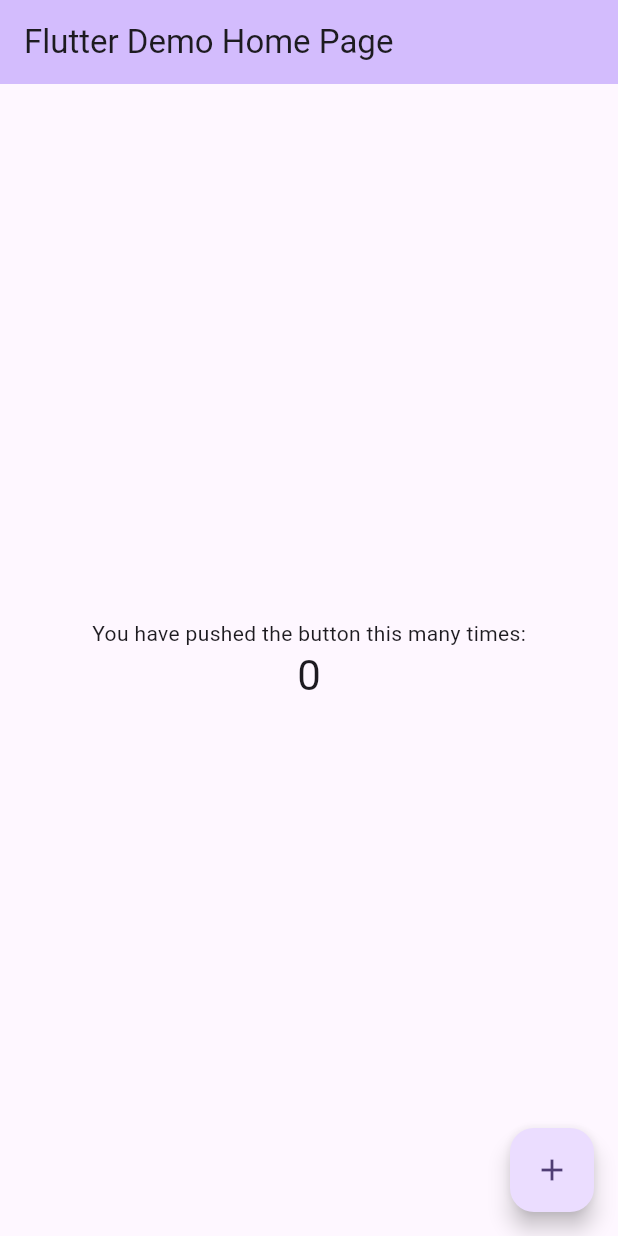
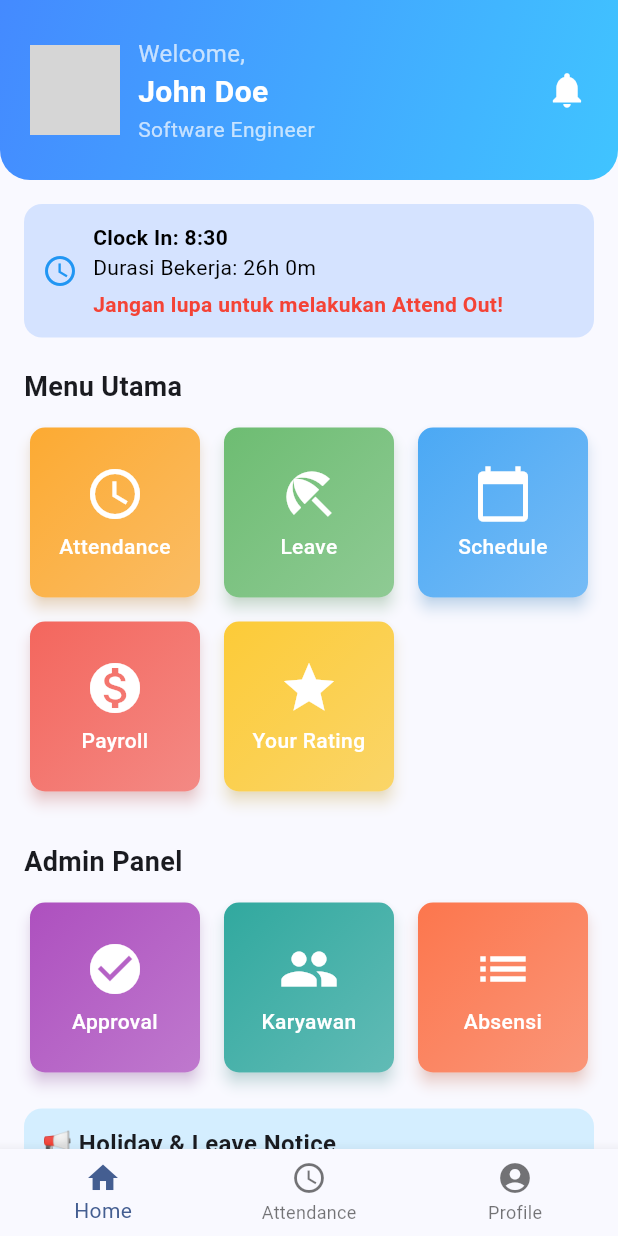
Before and after one commit to hibatulwafi/uncle-toms-flutter-hris, a Flutter app: the screen it shows after launch, on a phone screen of 412 x 824 dp. Run offline on Flutter 3.47's test engine with Material 3 defaults, Android fonts, the phone set to English and light mode, and no system bars; network calls fail; grey boxes are pictures that could not be loaded.

Commit message:
feat: add dashboard screen

```diff
--- /dev/null
+++ b/lib/approval_screen.dart
@@ -0,0 +1,16 @@
+import 'package:flutter/material.dart';
+
+class ApprovalScreen extends StatelessWidget {
+  @override
+  Widget build(BuildContext context) {
+    return Scaffold(
+      appBar: AppBar(title: Text('Attendance')),
+      body: Center(
+        child: Text(
+          'Attendance Screen',
+          style: TextStyle(fontSize: 20),
+        ),
+      ),
+    );
+  }
+}
--- /dev/null
+++ b/lib/attendance_list_screen.dart
@@ -0,0 +1,16 @@
+import 'package:flutter/material.dart';
+
+class AttendanceListScreen extends StatelessWidget {
+  @override
+  Widget build(BuildContext context) {
+    return Scaffold(
+      appBar: AppBar(title: Text('Attendance')),
+      body: Center(
+        child: Text(
+          'Attendance Screen',
+          style: TextStyle(fontSize: 20),
+        ),
+      ),
+    );
+  }
+}
--- /dev/null
+++ b/lib/attendance_screen.dart
@@ -0,0 +1,16 @@
+import 'package:flutter/material.dart';
+
+class AttendanceScreen extends StatelessWidget {
+  @override
+  Widget build(BuildContext context) {
+    return Scaffold(
+      appBar: AppBar(title: Text('Attendance')),
+      body: Center(
+        child: Text(
+          'Attendance Screen',
+          style: TextStyle(fontSize: 20),
+        ),
+      ),
+    );
+  }
+}
--- /dev/null
+++ b/lib/dashboard_screen.dart
@@ -0,0 +1,342 @@
+import 'package:flutter/material.dart';
+import 'attendance_screen.dart';
+import 'leave_screen.dart';
+import 'schedule_screen.dart';
+import 'payroll_screen.dart';
+import 'approval_screen.dart';
+import 'employee_master_screen.dart';
+import 'attendance_list_screen.dart';
+
+void main() {
+  runApp(HRISApp());
+}
+
+class HRISApp extends StatelessWidget {
+  @override
+  Widget build(BuildContext context) {
+    return MaterialApp(
+      debugShowCheckedModeBanner: false,
+      theme: ThemeData(
+        fontFamily: 'Roboto',
+        primarySwatch: Colors.blue,
+      ),
+      home: DashboardScreen(),
+    );
+  }
+}
+
+class DashboardScreen extends StatelessWidget {
+  final List<Map<String, dynamic>> dashboardItems = [
+    {
+      'title': 'Attendance',
+      'icon': Icons.access_time,
+      'color': Colors.orange,
+      'route': AttendanceScreen()
+    },
+    {
+      'title': 'Leave',
+      'icon': Icons.beach_access,
+      'color': Colors.green,
+      'route': LeaveScreen()
+    },
+    {
+      'title': 'Schedule',
+      'icon': Icons.calendar_today,
+      'color': Colors.blue,
+      'route': ScheduleScreen()
+    },
+    {
+      'title': 'Payroll',
+      'icon': Icons.monetization_on,
+      'color': Colors.red,
+      'route': PayrollScreen()
+    },
+    {
+      'title': 'Your Rating',
+      'icon': Icons.star,
+      'color': Colors.amber,
+      'route': PayrollScreen()
+    },
+  ];
+
+  final List<Map<String, dynamic>> adminItems = [
+    {
+      'title': 'Approval',
+      'icon': Icons.check_circle,
+      'color': Colors.purple,
+      'route': ApprovalScreen()
+    },
+    {
+      'title': 'Karyawan',
+      'icon': Icons.people,
+      'color': Colors.teal,
+      'route': EmployeeMasterScreen()
+    },
+    {
+      'title': 'Absensi',
+      'icon': Icons.list,
+      'color': Colors.deepOrange,
+      'route': AttendanceListScreen()
+    },
+  ];
+
+  @override
+  Widget build(BuildContext context) {
+    return Scaffold(
+      body: Column(
+        children: [
+          _buildHeader("John Doe", "Software Engineer"),
+          Expanded(
+            child: ListView(
+              padding: const EdgeInsets.all(16.0),
+              children: [
+                _buildCheckInWarning(
+                    DateTime(2025, 2, 18, 8, 30)), // Clock In jam 08:30
+                SizedBox(height: 10),
+                _buildSectionTitle('Menu Utama'),
+                _buildDashboardGrid(context, dashboardItems),
+                SizedBox(height: 20),
+                _buildSectionTitle('Admin Panel'),
+                _buildDashboardGrid(context, adminItems),
+                SizedBox(height: 20),
+                _buildAnnouncements(),
+              ],
+            ),
+          ),
+        ],
+      ),
+      bottomNavigationBar: _buildBottomNavBar(),
+    );
+  }
+
+  Widget _buildHeader(String name, String position) {
+    return Container(
+      padding: EdgeInsets.symmetric(horizontal: 20, vertical: 20),
+      height: 120,
+      decoration: BoxDecoration(
+        gradient: LinearGradient(
+          colors: [Colors.blueAccent, Colors.lightBlueAccent],
+          begin: Alignment.topLeft,
+          end: Alignment.bottomRight,
+        ),
+        borderRadius: BorderRadius.only(
+          bottomLeft: Radius.circular(20),
+          bottomRight: Radius.circular(20),
+        ),
+      ),
+      child: Row(
+        mainAxisAlignment: MainAxisAlignment.spaceBetween,
+        crossAxisAlignment: CrossAxisAlignment.center,
+        children: [
+          Row(
+            children: [
+              CircleAvatar(
+                radius: 30,
+                backgroundImage:
+                    NetworkImage('https://i.pravatar.cc/150?img=3'),
+              ),
+              SizedBox(width: 12), // Beri jarak antara avatar dan teks
+              Column(
+                crossAxisAlignment: CrossAxisAlignment.start,
+                mainAxisAlignment: MainAxisAlignment.center,
+                children: [
+                  Text(
+                    'Welcome,',
+                    style: TextStyle(fontSize: 16, color: Colors.white70),
+                  ),
+                  Text(
+                    name,
+                    style: TextStyle(
+                        fontSize: 20,
+                        fontWeight: FontWeight.bold,
+                        color: Colors.white),
+                  ),
+                  Text(
+                    position, // Menampilkan jabatan
+                    style: TextStyle(fontSize: 14, color: Colors.white70),
+                  ),
+                ],
+              ),
+            ],
+          ),
+          Icon(Icons.notifications,
+              color: Colors.white, size: 28), // Tambahan ikon notifikasi
+        ],
+      ),
+    );
+  }
+
+  Widget _buildCheckInWarning(DateTime? clockInTime) {
+    DateTime now = DateTime.now();
+    Duration workDuration =
+        clockInTime != null ? now.difference(clockInTime) : Duration.zero;
+
+    return Container(
+      padding: EdgeInsets.all(12),
+      decoration: BoxDecoration(
+        color: Colors.blueAccent.withOpacity(0.2),
+        borderRadius: BorderRadius.circular(12),
+      ),
+      child: Row(
+        children: [
+          Icon(Icons.access_time, color: Colors.blue),
+          SizedBox(width: 10),
+          Expanded(
+            child: Column(
+              crossAxisAlignment: CrossAxisAlignment.start,
+              children: [
+                Text(
+                  'Clock In: ${clockInTime != null ? "${clockInTime.hour}:${clockInTime.minute}" : "Belum Clock In"}',
+                  style: TextStyle(
+                      fontSize: 14,
+                      fontWeight: FontWeight.bold,
+                      color: Colors.black),
+                ),
+                Text(
+                  'Durasi Bekerja: ${workDuration.inHours}h ${workDuration.inMinutes.remainder(60)}m',
+                  style: TextStyle(fontSize: 14, color: Colors.black),
+                ),
+                SizedBox(height: 5),
+                Text(
+                  'Jangan lupa untuk melakukan Attend Out!',
+                  style: TextStyle(
+                      fontSize: 14,
+                      fontWeight: FontWeight.bold,
+                      color: Colors.red),
+                ),
+              ],
+            ),
+          ),
+        ],
+      ),
+    );
+  }
+
+  Widget _buildSectionTitle(String title) {
+    return Padding(
+      padding: const EdgeInsets.symmetric(vertical: 10),
+      child: Text(
+        title,
+        style: TextStyle(fontSize: 18, fontWeight: FontWeight.bold),
+      ),
+    );
+  }
+
+  Widget _buildAnnouncements() {
+    return Container(
+      padding: EdgeInsets.all(12),
+      decoration: BoxDecoration(
+        color: Colors.lightBlueAccent.withOpacity(0.2),
+        borderRadius: BorderRadius.circular(12),
+      ),
+      child: Column(
+        crossAxisAlignment: CrossAxisAlignment.start,
+        children: [
+          Text('📢 Holiday & Leave Notice',
+              style: TextStyle(fontSize: 16, fontWeight: FontWeight.bold)),
+          SizedBox(height: 5),
+          Text(
+              'Cuti bersama akan berlangsung pada 25-26 Desember 2024. Harap atur jadwal cuti Anda sebelumnya.'),
+          SizedBox(height: 10),
+          Text('💰 Payroll Date',
+              style: TextStyle(fontSize: 16, fontWeight: FontWeight.bold)),
+          SizedBox(height: 5),
+          Text(
+              'Gaji bulan ini akan dibayarkan pada 30 Desember 2024. Pastikan informasi rekening Anda sudah diperbarui.'),
+        ],
+      ),
+    );
+  }
+
+  Widget _buildBottomNavBar() {
+    return BottomNavigationBar(
+      items: const [
+        BottomNavigationBarItem(icon: Icon(Icons.home), label: 'Home'),
+        BottomNavigationBarItem(
+            icon: Icon(Icons.access_time), label: 'Attendance'),
+        BottomNavigationBarItem(
+            icon: Icon(Icons.account_circle), label: 'Profile'),
+      ],
+    );
+  }
+}
+
+Widget _buildDashboardGrid(
+    BuildContext context, List<Map<String, dynamic>> items) {
+  return GridView.builder(
+    shrinkWrap: true,
+    physics: NeverScrollableScrollPhysics(),
+    gridDelegate: SliverGridDelegateWithFixedCrossAxisCount(
+      crossAxisCount: 3, // Ubah menjadi 3 kolom
+      crossAxisSpacing: 8, // Kurangi jarak antar kolom agar lebih rapat
+      mainAxisSpacing: 8, // Kurangi jarak antar baris agar lebih rapat
+    ),
+    itemCount: items.length,
+    itemBuilder: (context, index) {
+      return DashboardCard(
+        title: items[index]['title'],
+        icon: items[index]['icon'],
+        color: items[index]['color'],
+        onTap: () {
+          Navigator.push(
+            context,
+            MaterialPageRoute(builder: (context) => items[index]['route']),
+          );
+        },
+      );
+    },
+  );
+}
+
+class DashboardCard extends StatelessWidget {
+  final String title;
+  final IconData icon;
+  final Color color;
+  final VoidCallback onTap;
+
+  const DashboardCard({
+    required this.title,
+    required this.icon,
+    required this.color,
+    required this.onTap,
+  });
+
+  @override
+  Widget build(BuildContext context) {
+    return GestureDetector(
+      onTap: onTap,
+      child: Card(
+        shape: RoundedRectangleBorder(borderRadius: BorderRadius.circular(10)),
+        elevation: 4,
+        shadowColor: color.withOpacity(0.4),
+        child: Container(
+          decoration: BoxDecoration(
+            borderRadius: BorderRadius.circular(10),
+            gradient: LinearGradient(
+              colors: [color.withOpacity(0.8), color.withOpacity(0.6)],
+              begin: Alignment.topLeft,
+              end: Alignment.bottomRight,
+            ),
+          ),
+          padding: EdgeInsets.all(12), // Kurangi padding agar lebih kecil
+          child: Column(
+            mainAxisAlignment: MainAxisAlignment.center,
+            children: [
+              Icon(icon, size: 40, color: Colors.white), // Kecilkan ukuran ikon
+              SizedBox(height: 5),
+              Text(
+                title,
+                textAlign: TextAlign.center,
+                style: TextStyle(
+                  fontSize: 14, // Kecilkan ukuran teks
+                  fontWeight: FontWeight.w500,
+                  color: Colors.white,
+                ),
+              ),
+            ],
+          ),
+        ),
+      ),
+    );
+  }
+}
--- /dev/null
+++ b/lib/employee_master_screen.dart
@@ -0,0 +1,16 @@
+import 'package:flutter/material.dart';
+
+class EmployeeMasterScreen extends StatelessWidget {
+  @override
+  Widget build(BuildContext context) {
+    return Scaffold(
+      appBar: AppBar(title: Text('Leave')),
+      body: Center(
+        child: Text(
+          'Leave Screen',
+          style: TextStyle(fontSize: 20),
+        ),
+      ),
+    );
+  }
+}
--- /dev/null
+++ b/lib/leave_screen.dart
@@ -0,0 +1,16 @@
+import 'package:flutter/material.dart';
+
+class LeaveScreen extends StatelessWidget {
+  @override
+  Widget build(BuildContext context) {
+    return Scaffold(
+      appBar: AppBar(title: Text('Leave')),
+      body: Center(
+        child: Text(
+          'Leave Screen',
+          style: TextStyle(fontSize: 20),
+        ),
+      ),
+    );
+  }
+}
--- a/lib/main.dart
+++ b/lib/main.dart
@@ -1,4 +1,5 @@
 import 'package:flutter/material.dart';
+import 'dashboard_screen.dart'; // Import file tampilan HRIS
 
 void main() {
   runApp(const MyApp());
@@ -7,119 +8,17 @@
 class MyApp extends StatelessWidget {
   const MyApp({super.key});
 
-  // This widget is the root of your application.
   @override
   Widget build(BuildContext context) {
     return MaterialApp(
-      title: 'Flutter Demo',
+      debugShowCheckedModeBanner: false,
+      title: 'HRIS App',
       theme: ThemeData(
-        // This is the theme of your application.
-        //
-        // TRY THIS: Try running your application with "flutter run". You'll see
-        // the application has a purple toolbar. Then, without quitting the app,
-        // try changing the seedColor in the colorScheme below to Colors.green
-        // and then invoke "hot reload" (save your changes or press the "hot
-        // reload" button in a Flutter-supported IDE, or press "r" if you used
-        // the command line to start the app).
-        //
-        // Notice that the counter didn't reset back to zero; the application
-        // state is not lost during the reload. To reset the state, use hot
-        // restart instead.
-        //
-        // This works for code too, not just values: Most code changes can be
-        // tested with just a hot reload.
-        colorScheme: ColorScheme.fromSeed(seedColor: Colors.deepPurple),
+        colorScheme: ColorScheme.fromSeed(seedColor: Colors.blueAccent),
         useMaterial3: true,
       ),
-      home: const MyHomePage(title: 'Flutter Demo Home Page'),
+      home:
+          DashboardScreen(), // Menggunakan tampilan HRIS sebagai halaman utama
     );
   }
 }
-
-class MyHomePage extends StatefulWidget {
-  const MyHomePage({super.key, required this.title});
-
-  // This widget is the home page of your application. It is stateful, meaning
-  // that it has a State object (defined below) that contains fields that affect
-  // how it looks.
-
-  // This class is the configuration for the state. It holds the values (in this
-  // case the title) provided by the parent (in this case the App widget) and
-  // used by the build method of the State. Fields in a Widget subclass are
-  // always marked "final".
-
-  final String title;
-
-  @override
-  State<MyHomePage> createState() => _MyHomePageState();
-}
-
-class _MyHomePageState extends State<MyHomePage> {
-  int _counter = 0;
-
-  void _incrementCounter() {
-    setState(() {
-      // This call to setState tells the Flutter framework that something has
-      // changed in this State, which causes it to rerun the build method below
-      // so that the display can reflect the updated values. If we changed
-      // _counter without calling setState(), then the build method would not be
-      // called again, and so nothing would appear to happen.
-      _counter++;
-    });
-  }
-
-  @override
-  Widget build(BuildContext context) {
-    // This method is rerun every time setState is called, for instance as done
-    // by the _incrementCounter method above.
-    //
-    // The Flutter framework has been optimized to make rerunning build methods
-    // fast, so that you can just rebuild anything that needs updating rather
-    // than having to individually change instances of widgets.
-    return Scaffold(
-      appBar: AppBar(
-        // TRY THIS: Try changing the color here to a specific color (to
-        // Colors.amber, perhaps?) and trigger a hot reload to see the AppBar
-        // change color while the other colors stay the same.
-        backgroundColor: Theme.of(context).colorScheme.inversePrimary,
-        // Here we take the value from the MyHomePage object that was created by
-        // the App.build method, and use it to set our appbar title.
-        title: Text(widget.title),
-      ),
-      body: Center(
-        // Center is a layout widget. It takes a single child and positions it
-        // in the middle of the parent.
-        child: Column(
-          // Column is also a layout widget. It takes a list of children and
-          // arranges them vertically. By default, it sizes itself to fit its
-          // children horizontally, and tries to be as tall as its parent.
-          //
-          // Column has various properties to control how it sizes itself and
-          // how it positions its children. Here we use mainAxisAlignment to
-          // center the children vertically; the main axis here is the vertical
-          // axis because Columns are vertical (the cross axis would be
-          // horizontal).
-          //
-          // TRY THIS: Invoke "debug painting" (choose the "Toggle Debug Paint"
-          // action in the IDE, or press "p" in the console), to see the
-          // wireframe for each widget.
-          mainAxisAlignment: MainAxisAlignment.center,
-          children: <Widget>[
-            const Text(
-              'You have pushed the button this many times:',
-            ),
-            Text(
-              '$_counter',
-              style: Theme.of(context).textTheme.headlineMedium,
-            ),
-          ],
-        ),
-      ),
-      floatingActionButton: FloatingActionButton(
-        onPressed: _incrementCounter,
-        tooltip: 'Increment',
-        child: const Icon(Icons.add),
-      ), // This trailing comma makes auto-formatting nicer for build methods.
-    );
-  }
-}
--- /dev/null
+++ b/lib/payroll_screen.dart
@@ -0,0 +1,16 @@
+import 'package:flutter/material.dart';
+
+class PayrollScreen extends StatelessWidget {
+  @override
+  Widget build(BuildContext context) {
+    return Scaffold(
+      appBar: AppBar(title: Text('Payroll')),
+      body: Center(
+        child: Text(
+          'Payroll Screen',
+          style: TextStyle(fontSize: 20),
+        ),
+      ),
+    );
+  }
+}
--- /dev/null
+++ b/lib/schedule_screen.dart
@@ -0,0 +1,16 @@
+import 'package:flutter/material.dart';
+
+class ScheduleScreen extends StatelessWidget {
+  @override
+  Widget build(BuildContext context) {
+    return Scaffold(
+      appBar: AppBar(title: Text('Schedule')),
+      body: Center(
+        child: Text(
+          'Schedule Screen',
+          style: TextStyle(fontSize: 20),
+        ),
+      ),
+    );
+  }
+}
--- a/pubspec.yaml
+++ b/pubspec.yaml
@@ -1,4 +1,4 @@
-name: nama_proyek
+name: uncle_toms_hris
 description: "A new Flutter project."
 # The following line prevents the package from being accidentally published to
 # pub.dev using `flutter pub publish`. This is preferred for private packages.
```
